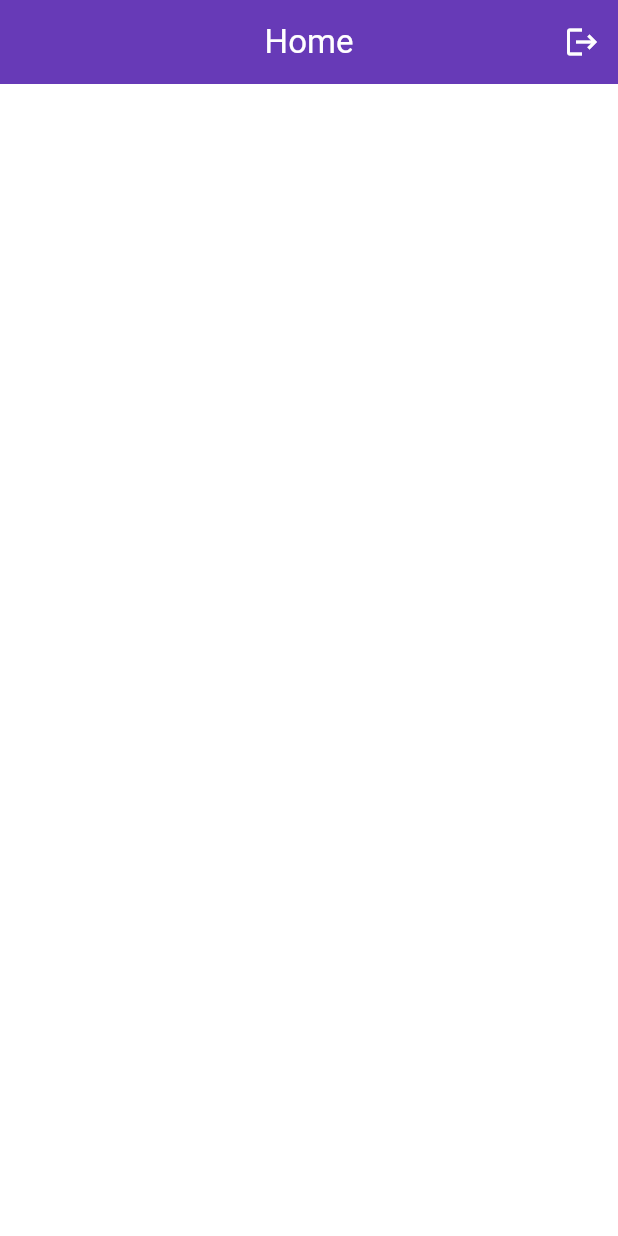
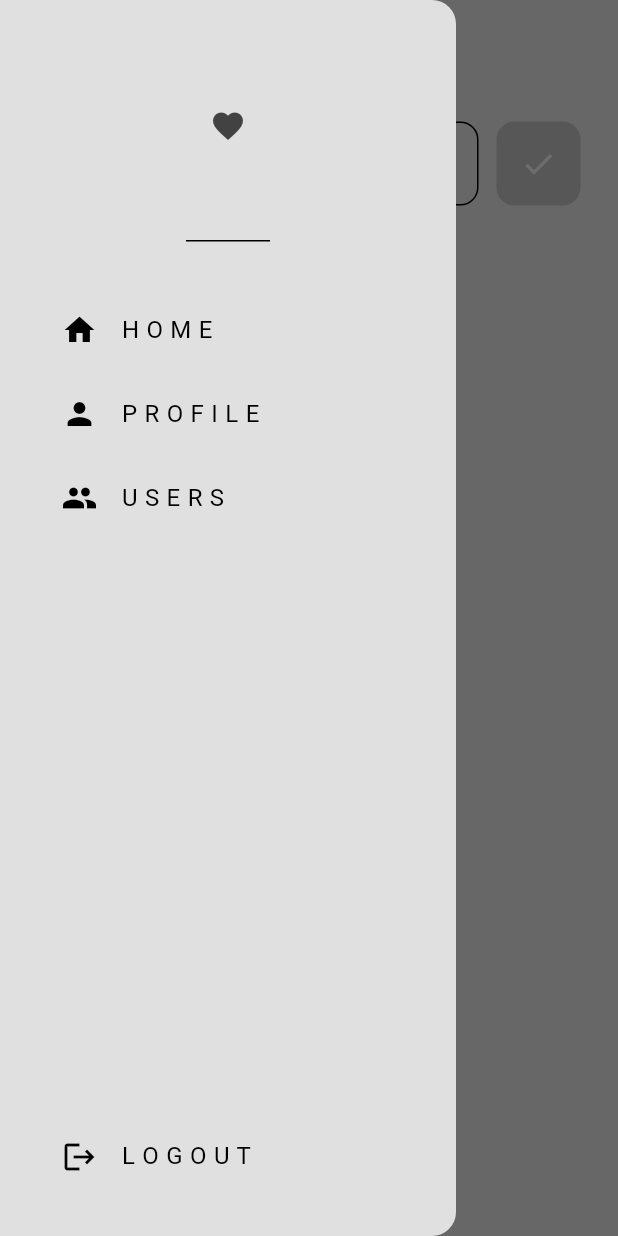
Before and after one commit to bereketsewnet/Social-Media-App, a Flutter app: the screen it shows once a user with an empty profile is signed in, with the side drawer open (before the commit the screen has no drawer), on a phone screen of 412 x 824 dp. Run offline on Flutter 3.47's test engine with Material 3 defaults, Android fonts, the phone set to English and light mode, and no system bars; our stand-ins replace cloud_firestore, firebase_auth, firebase_core; accounts and stored records are empty; network calls fail.

Commit message:
finish minimal social media app user flutter and firebase

```diff
--- a/lib/auth/auth.dart
+++ b/lib/auth/auth.dart
@@ -14,7 +14,7 @@ class AuthPage extends StatelessWidget {
         stream: FirebaseAuth.instance.authStateChanges(),
         builder: (context, snapshot) {
           if(snapshot.hasData) {
-            return const HomePage();
+            return HomePage();
           }else{
             return const LoginOrRegister();
           }
--- /dev/null
+++ b/lib/componets/my_drawer.dart
@@ -0,0 +1,76 @@
+import 'package:firebase_auth/firebase_auth.dart';
+import 'package:flutter/material.dart';
+
+class MyDrawer extends StatelessWidget {
+  const MyDrawer({super.key});
+
+  @override
+  Widget build(BuildContext context) {
+    return Drawer(
+      backgroundColor: Theme.of(context).colorScheme.background,
+      child: Column(
+        mainAxisAlignment: MainAxisAlignment.spaceBetween,
+        children: [
+          Column(
+            children: [
+              DrawerHeader(
+                child: Icon(
+                  Icons.favorite,
+                  color: Theme.of(context).colorScheme.inversePrimary,
+                ),
+              ),
+              const SizedBox(height: 23),
+              Padding(
+                padding: const EdgeInsets.only(left: 25),
+                child: ListTile(
+                  onTap: () {
+                    Navigator.pop(context);
+                  },
+                  leading: const Icon(Icons.home),
+                  title: const Text('H O M E'),
+                ),
+              ),
+              Padding(
+                padding: const EdgeInsets.only(left: 25),
+                child: ListTile(
+                  onTap: () {
+                    Navigator.pop(context);
+                    Navigator.pushNamed(context, '/profile_page');
+                  },
+                  leading: const Icon(Icons.person),
+                  title: const Text('P R O F I L E'),
+                ),
+              ),
+              Padding(
+                padding: const EdgeInsets.only(left: 25),
+                child: ListTile(
+                  onTap: () {
+                    Navigator.pop(context);
+                    Navigator.pushNamed(context, '/users_page');
+                  },
+                  leading: const Icon(Icons.group),
+                  title: const Text('U S E R S'),
+                ),
+              ),
+            ],
+          ),
+          Padding(
+            padding: const EdgeInsets.only(
+              left: 25,
+              bottom: 25,
+            ),
+            child: ListTile(
+              onTap: () async{
+               await FirebaseAuth.instance.signOut();
+                Navigator.pop(context);
+                Navigator.pushNamed(context, '/login_register_page');
+              },
+              leading: const Icon(Icons.logout),
+              title: const Text('L O G O U T'),
+            ),
+          ),
+        ],
+      ),
+    );
+  }
+}
--- /dev/null
+++ b/lib/componets/my_post_button.dart
@@ -0,0 +1,28 @@
+import 'package:flutter/material.dart';
+
+class PostButton extends StatelessWidget {
+  final void Function()? onTap;
+
+  const PostButton({super.key, required this.onTap});
+
+  @override
+  Widget build(BuildContext context) {
+    return GestureDetector(
+      onTap: onTap,
+      child: Container(
+        padding: const EdgeInsets.all(16),
+        margin: const EdgeInsets.only(left: 12),
+        decoration: BoxDecoration(
+          color: Theme.of(context).colorScheme.secondary,
+          borderRadius: BorderRadius.circular(12),
+        ),
+        child: Center(
+          child: Icon(
+            Icons.done,
+            color: Theme.of(context).colorScheme.primary,
+          ),
+        ),
+      ),
+    );
+  }
+}
--- /dev/null
+++ b/lib/database/firestore.dart
@@ -0,0 +1,25 @@
+import 'package:cloud_firestore/cloud_firestore.dart';
+import 'package:firebase_auth/firebase_auth.dart';
+
+class FireStoreDatabase {
+  User? user = FirebaseAuth.instance.currentUser;
+
+  final CollectionReference posts =
+      FirebaseFirestore.instance.collection('Posts');
+
+  Future<void> addPost(String message) async {
+    await posts.add({
+      'userEmail': user!.email,
+      'postMessage': message,
+      'timeStamp': DateTime.now(),
+    });
+  }
+
+  Stream<QuerySnapshot<Map<String, dynamic>>> getPostStream() {
+    final postStream = FirebaseFirestore.instance
+        .collection('Posts')
+        .orderBy('timeStamp', descending: true)
+        .snapshots();
+    return postStream;
+  }
+}
--- a/lib/helper/helper_function.dart
+++ b/lib/helper/helper_function.dart
@@ -1,6 +1,6 @@
 import 'package:flutter/material.dart';
 
-void displayMessageToUser(BuildContext context, String message) {
+displayMessageToUser(BuildContext context, String message) {
   showDialog(
     context: context,
     builder: (context) => AlertDialog(
--- a/lib/main.dart
+++ b/lib/main.dart
@@ -1,7 +1,11 @@
 import 'package:firebase_core/firebase_core.dart';
 import 'package:flutter/material.dart';
 import 'package:social_media_app/auth/auth.dart';
+import 'package:social_media_app/auth/login_or_register.dart';
 import 'package:social_media_app/firebase_options.dart';
+import 'package:social_media_app/pages/home_page.dart';
+import 'package:social_media_app/pages/profile_page.dart';
+import 'package:social_media_app/pages/users_page.dart';
 import 'package:social_media_app/theme/dark_mode.dart';
 import 'package:social_media_app/theme/light_mode.dart';
 
@@ -19,6 +23,12 @@ class MyApp extends StatelessWidget {
     return MaterialApp(
       debugShowCheckedModeBanner: false,
       home: const AuthPage(),
+      routes: {
+        '/login_register_page': (context) => const LoginOrRegister(),
+        '/home_page': (context) => HomePage(),
+        '/profile_page': (context) => ProfilePage(),
+        '/users_page': (context) => const UsersPage(),
+      },
       theme: lightMode,
       darkTheme: darkMode,
     );
--- a/lib/pages/home_page.dart
+++ b/lib/pages/home_page.dart
@@ -1,40 +1,95 @@
-import 'package:firebase_auth/firebase_auth.dart';
+import 'package:cloud_firestore/cloud_firestore.dart';
 import 'package:flutter/material.dart';
-import 'package:social_media_app/auth/login_or_register.dart';
+import 'package:social_media_app/componets/my_post_button.dart';
+import 'package:social_media_app/componets/my_textField.dart';
+
+import '../componets/my_drawer.dart';
+import '../componets/my_list_tile.dart';
+import '../database/firestore.dart';
 
 class HomePage extends StatelessWidget {
-  const HomePage({super.key});
+  HomePage({super.key});
+
+  final TextEditingController newPostController = TextEditingController();
+  final FireStoreDatabase database = FireStoreDatabase();
 
   @override
   Widget build(BuildContext context) {
     return Scaffold(
+      backgroundColor: Theme.of(context).colorScheme.background,
       appBar: AppBar(
-        backgroundColor: Colors.deepPurple,
+        backgroundColor: Colors.transparent,
+        foregroundColor: Theme.of(context).colorScheme.inversePrimary,
         centerTitle: true,
+        elevation: 0,
         title: const Text(
-          'Home',
-          style: TextStyle(
-            color: Colors.white,
-          ),
+          'W A L L',
         ),
-        actions: [
-          IconButton(
-            onPressed: () {
-              FirebaseAuth.instance.signOut();
-              Navigator.push(
-                context,
-                MaterialPageRoute(
-                  builder: (context) => const LoginOrRegister(),
+      ),
+      drawer: const MyDrawer(),
+      body: Column(
+        children: [
+          Padding(
+            padding: const EdgeInsets.all(25),
+            child: Row(
+              children: [
+                Expanded(
+                  child: MyTextField(
+                    textHint: 'Say something',
+                    obscureText: false,
+                    controller: newPostController,
+                  ),
                 ),
-              );
-            },
-            icon: const Icon(
-              Icons.logout,
-              color: Colors.white,
+                PostButton(
+                  onTap: postMessage,
+                ),
+              ],
             ),
           ),
+          StreamBuilder(
+              stream: database.getPostStream(),
+              builder: (context, snapshot) {
+                if (snapshot.connectionState == ConnectionState.waiting) {
+                  return const Center(
+                    child: CircularProgressIndicator(),
+                  );
+                }
+                final posts = snapshot.data!.docs;
+                if (snapshot.data == null || posts.isEmpty) {
+                  return const Center(
+                    child: Padding(
+                      padding: EdgeInsets.all(25),
+                      child: Text('No Posts.. Post something'),
+                    ),
+                  );
+                }
+
+                return Expanded(
+                  child: ListView.builder(
+                      itemCount: posts.length,
+                      itemBuilder: (context, index) {
+                        final post = posts[index];
+
+                        String message = post['postMessage'];
+                        String userEmail = post['userEmail'];
+                        Timestamp timeStamp = post['timeStamp'];
+
+                        return MyListTile(
+                          message: message,
+                          userEmail: userEmail,
+                        );
+                      }),
+                );
+              }),
         ],
       ),
     );
   }
+
+  void postMessage() {
+    if (newPostController.text.isNotEmpty) {
+      database.addPost(newPostController.text);
+      newPostController.clear();
+    }
+  }
 }
--- a/pubspec.yaml
+++ b/pubspec.yaml
@@ -38,6 +38,7 @@ dependencies:
   firebase_auth: ^5.1.4
   firebase_database: ^11.0.4
   firebase_core: ^3.3.0
+  cloud_firestore: ^5.2.1
 
 dev_dependencies:
   flutter_test:
```
Also changed, not shown: lib/componets/my_back_button.dart (added, +23 -0 lines), lib/componets/my_list_tile.dart (added, +38 -0 lines), lib/pages/login_page.dart (+8 -1 lines), lib/pages/profile_page.dart (added, +85 -0 lines), lib/pages/register_page.dart (+22 -0 lines), lib/pages/users_page.dart (added, +61 -0 lines), pubspec.lock.
